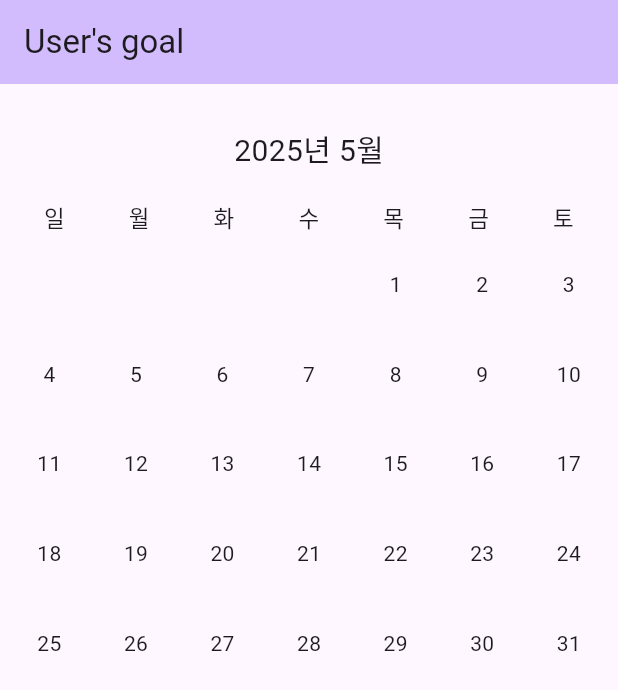
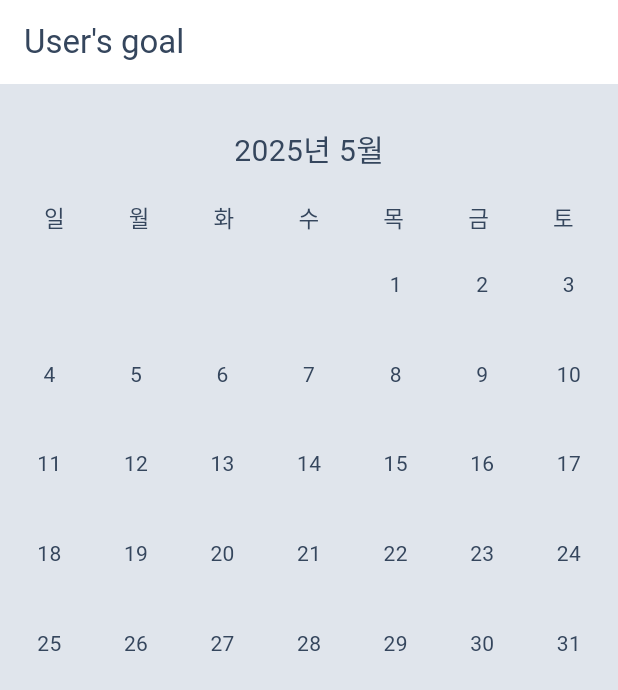
Before and after one commit to hayeonhee/haenaedda, a Flutter app: the screen it shows after launch, on a phone screen of 412 x 824 dp. Shown: the top 690 px of the screen. Run offline on Flutter 3.47's test engine with Material 3 defaults, Android fonts, the phone set to English and light mode, and no system bars.

Commit message:
feat: add app_colors and app_theme

```diff
--- /dev/null
+++ b/lib/constants/app_theme.dart
@@ -0,0 +1,43 @@
+import 'package:flutter/material.dart';
+import 'package:haenaedda/constants/app_colors.dart';
+import 'package:haenaedda/constants/app_typography.dart';
+
+final ThemeData lightTheme = ThemeData(
+  brightness: Brightness.light,
+  primaryColor: AppColors.primary,
+  scaffoldBackgroundColor: AppColors.background,
+  colorScheme: const ColorScheme(
+    brightness: Brightness.light,
+    primary: AppColors.primary,
+    onPrimary: AppColors.onPrimary,
+    secondary: AppColors.secondary,
+    onSecondary: AppColors.onSecondary,
+    background: AppColors.background,
+    onBackground: AppColors.onSurface,
+    surface: AppColors.surface,
+    onSurface: AppColors.onSurface,
+    error: AppColors.error,
+    onError: AppColors.onError,
+  ),
+  textTheme: AppTypography.textTheme(AppColors.onSurface),
+);
+
+final ThemeData darkTheme = ThemeData(
+  brightness: Brightness.dark,
+  primaryColor: AppColors.darkPrimary,
+  scaffoldBackgroundColor: AppColors.darkBackground,
+  colorScheme: const ColorScheme(
+    brightness: Brightness.dark,
+    primary: AppColors.darkPrimary,
+    onPrimary: AppColors.darkOnPrimary,
+    secondary: AppColors.darkSecondary,
+    onSecondary: AppColors.darkOnSecondary,
+    background: AppColors.darkBackground,
+    onBackground: AppColors.darkOnSurface,
+    surface: AppColors.darkSurface,
+    onSurface: AppColors.darkOnSurface,
+    error: AppColors.darkError,
+    onError: AppColors.darkOnError,
+  ),
+  textTheme: AppTypography.textTheme(AppColors.darkOnSurface),
+);
--- a/lib/main.dart
+++ b/lib/main.dart
@@ -1,5 +1,6 @@
 import 'package:flutter/material.dart';
-import 'my_calendar_page.dart';
+import 'package:haenaedda/constants/app_theme.dart';
+import 'package:haenaedda/my_calendar_page.dart';
 
 // TODO: Let the user set a goal
 String kUserGoal = 'User\'s goal';
@@ -24,10 +25,9 @@ class Haenaedda extends StatelessWidget {
         );
       },
       title: 'HAENAEDDA — I did it',
-      theme: ThemeData(
-        colorScheme: ColorScheme.fromSeed(seedColor: Colors.deepPurple),
-        useMaterial3: true,
-      ),
+      theme: lightTheme,
+      darkTheme: darkTheme,
+      themeMode: ThemeMode.system,
       home: MyCalendarPage(title: kUserGoal),
     );
   }
```
Also changed, not shown: lib/constants/app_colors.dart (added, +31 -0 lines).
